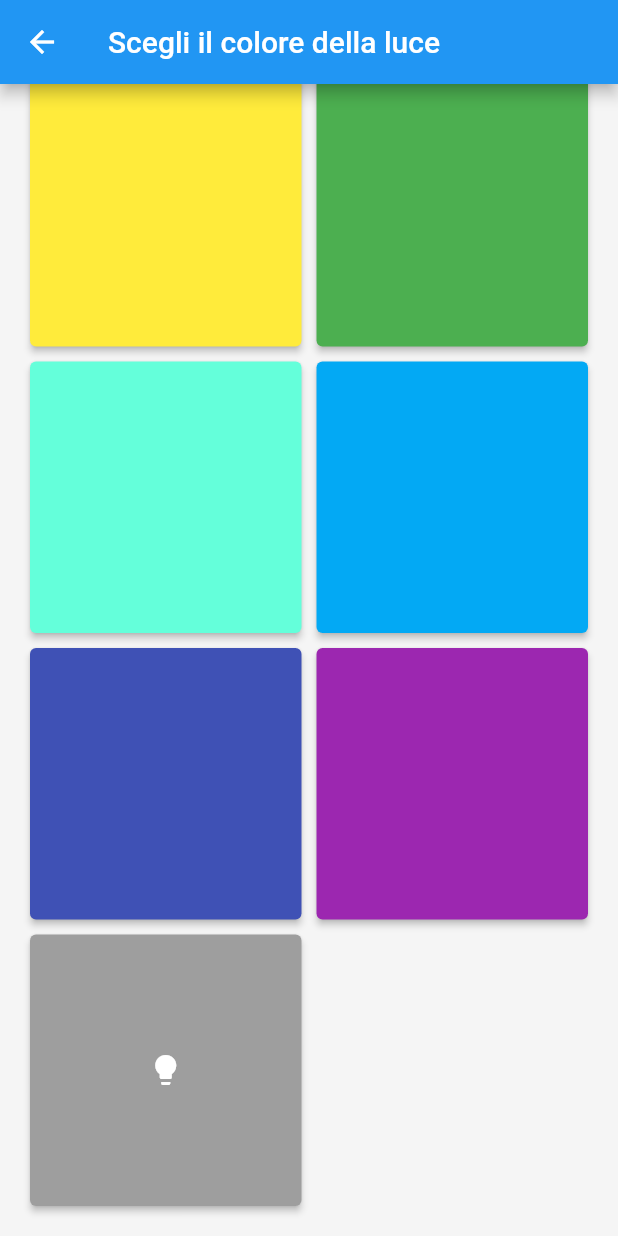
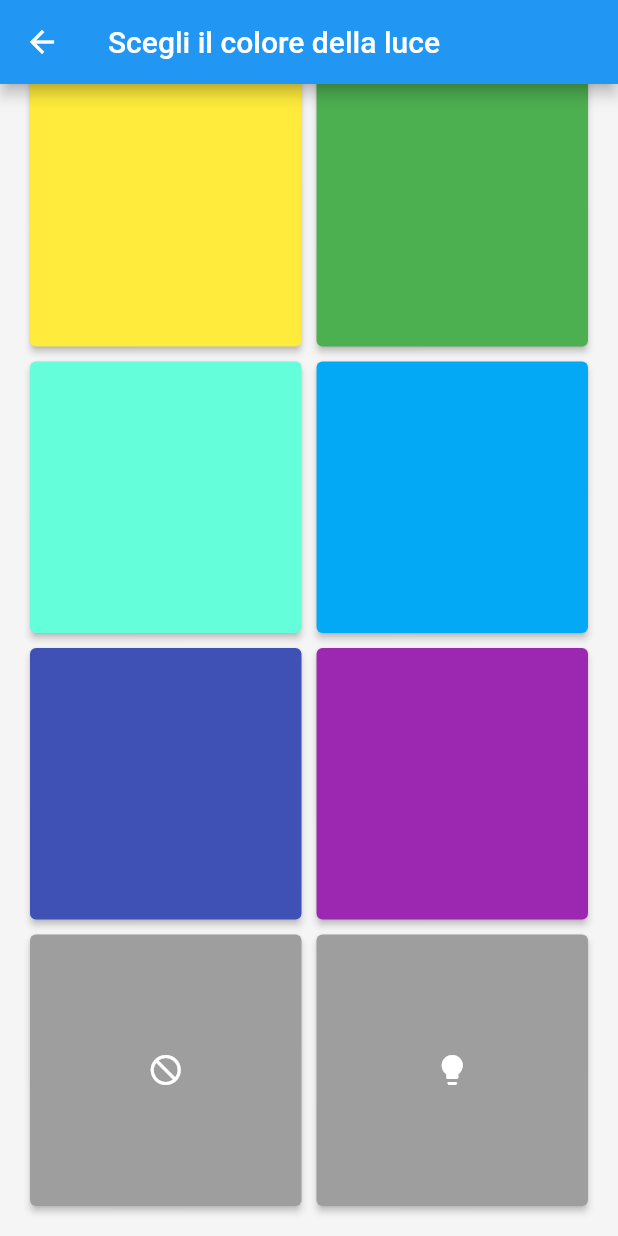
Before and after one commit to felicia-puzone/smart-office-project, a Flutter app: the ColorChanger screen opened directly, scrolled down 217 dp, after a tap on the "lightbulb" icon, on a phone screen of 412 x 824 dp. Run offline on Flutter 3.47's test engine with Material 2 defaults, Android fonts, the phone set to English and light mode, and no system bars; our stand-ins replace flutter_map, geolocator, latlong2; missing offline and left inert: flutter_map_location_marker, mqtt_client; accounts and stored records are empty; network calls fail.

Commit message:
last fixes

```diff
--- a/app/user_app_restored/iotapp/lib/change_values.dart
+++ b/app/user_app_restored/iotapp/lib/change_values.dart
@@ -153,6 +153,20 @@ class _ColorChangerState extends State<ColorChanger> {
                     onPressed: () async {
                       await changeActuatorRequest(new UpdateReq(
                           'RAINBOW',
+                          GlobalValues.digitalTwin.room_brightness,
+                          GlobalValues.digitalTwin.room_temperature));
+
+                      digitalTwinValue.value = GlobalValues.digitalTwin;
+
+                      Navigator.pop(context);
+                    },
+                    child: const Icon(Icons.not_interested_rounded)),
+                ElevatedButton(
+                    style:
+                        ElevatedButton.styleFrom(backgroundColor: Colors.grey),
+                    onPressed: () async {
+                      await changeActuatorRequest(new UpdateReq(
+                          'NONE',
                           GlobalValues.digitalTwin.room_brightness,
                           GlobalValues.digitalTwin.room_temperature));
 
--- a/app/user_app_restored/iotapp/lib/controller.dart
+++ b/app/user_app_restored/iotapp/lib/controller.dart
@@ -10,7 +10,7 @@ class GlobalValues {
       DigitalTwin(room_color: '', room_brightness: '', room_temperature: 0);
   static late List<dynamic> listBuildings = [];
   static late WeatherInfo weatherInfo =
-      WeatherInfo(ext_temp: '', ext_humidity: '');
+      WeatherInfo(ext_temp: '', ext_humidity: '', city_name: '');
   static late Credentials credentials = Credentials(username: '', password: '');
 }
 
--- a/app/user_app_restored/iotapp/lib/models.dart
+++ b/app/user_app_restored/iotapp/lib/models.dart
@@ -57,12 +57,14 @@ class DigitalTwin {
 }
 
 class WeatherInfo {
-  late String? city_name;
+  late String city_name;
   late String ext_temp;
   late String ext_humidity;
 
   WeatherInfo(
-      {this.city_name, required this.ext_temp, required this.ext_humidity});
+      {required this.city_name,
+      required this.ext_temp,
+      required this.ext_humidity});
 
   void set cityName(String cityName) {
     this.city_name = cityName;
@@ -71,7 +73,7 @@ class WeatherInfo {
   factory WeatherInfo.fromJson(dynamic json) {
     json = json['weather'];
     return WeatherInfo(
-      city_name: json?['city_name'],
+      city_name: json['city_name'],
       ext_temp: json['temperature'],
       ext_humidity: json['humidity'],
     );
```
Also changed, not shown: app/user_app_restored/iotapp/lib/home.dart (+8 -2 lines), app/user_app_restored/iotapp/assets/profile_picture.png (added), icona-app.png (added), 7 other files.
